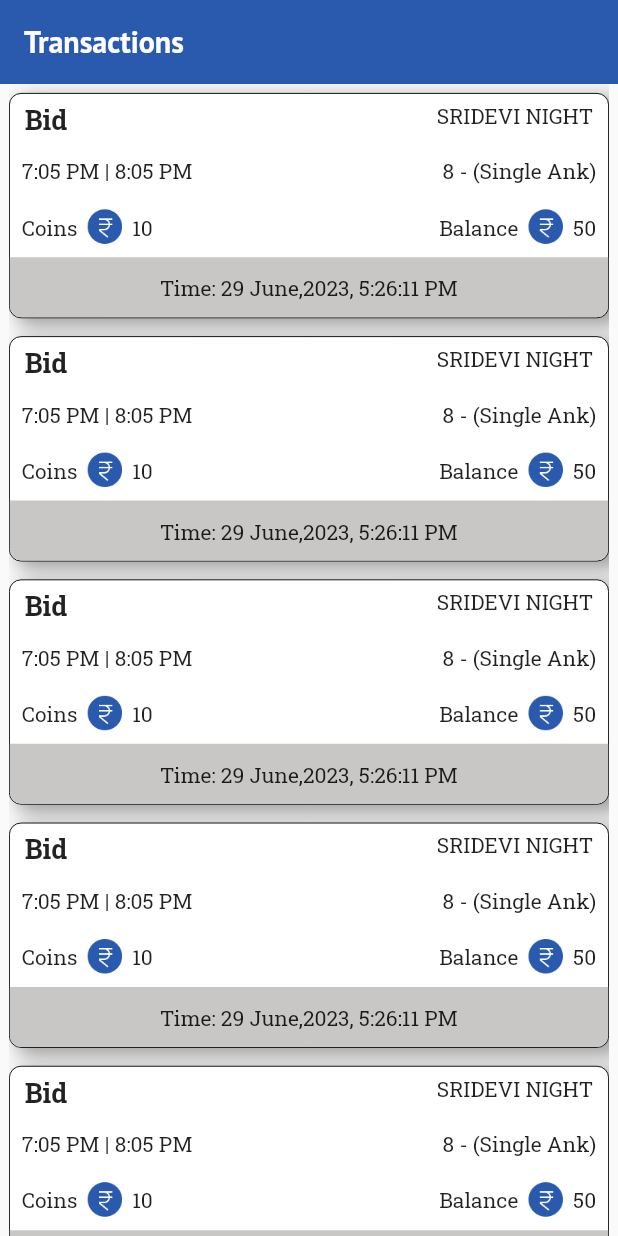
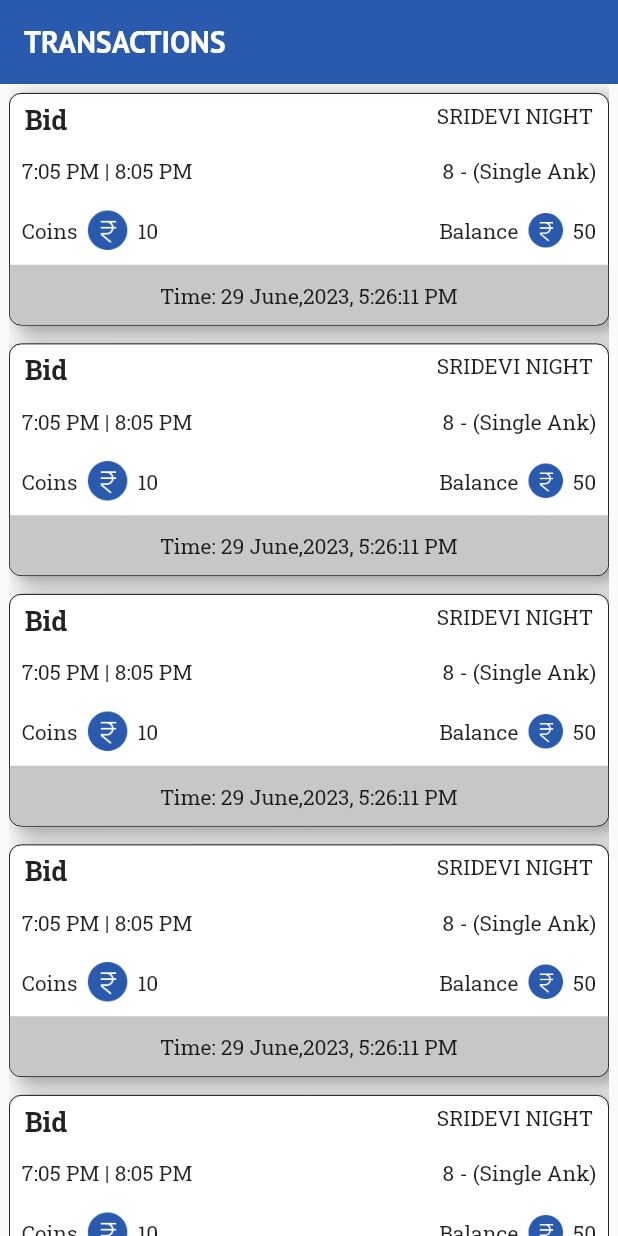
Before and after one commit to amalaviyapragetx/spl_live, a Flutter app: the TransactionPage screen opened by its route, on a phone screen of 412 x 824 dp. Run offline on Flutter 3.47's test engine with Material 2 defaults, Android fonts, the phone set to English and light mode, and no system bars; our stand-ins replace carousel_slider, connectivity_plus, device_info_plus, flutter_rating_bar, flutter_screenutil, flutter_svg and 6 more; missing offline and left inert: country_list_pick; accounts and stored records are empty; network calls fail; project files that could hold a hidden picture were left out.

Commit message:
My account page text and notification text

```diff
--- a/lib/localization/en_us/en_us_translations.dart
+++ b/lib/localization/en_us/en_us_translations.dart
@@ -240,4 +240,12 @@ final Map<String, String> enUs = {
   "TIMEBAZAAR": "Time Bazaar",
   "GAMEMODES_TEXT": "Game Modes",
   "MARKETTEXT": "Market Name",
+
+  // My Account
+  "BANK_TEXT": "Bank:",
+  "ACNAME_TEXT": "Acc Name:",
+  "ACNO_TEXT": "Acc No.:",
+  "IFSC_TEXT": "IFSC Code:",
+  "MESSAGE_TEXT": "Error Message",
+  "SNACKMSG_TEXT": "Please contact to admin for edit",
 };
--- a/lib/screens/More Details Screens/Notification Page/notification_details.dart
+++ b/lib/screens/More Details Screens/Notification Page/notification_details.dart
@@ -12,7 +12,7 @@ class NotificationDetailsPage extends StatelessWidget {
   @override
   Widget build(BuildContext context) {
     return Scaffold(
-      appBar: AppUtils().simpleAppbar(appBarTitle: "Notifications"),
+      appBar: AppUtils().simpleAppbar(appBarTitle: "NOTIFICATIONS".tr),
       body: Padding(
         padding: const EdgeInsets.all(8.0),
         child: Column(
--- a/lib/screens/More Details Screens/Starline Terms Page/starline_terms_page.dart
+++ b/lib/screens/More Details Screens/Starline Terms Page/starline_terms_page.dart
@@ -14,7 +14,7 @@ class StarlineTermsPage extends StatelessWidget {
   Widget build(BuildContext context) {
     return Scaffold(
       appBar:
-          AppUtils().simpleAppbar(appBarTitle: "Starline Terms & Conditions"),
+          AppUtils().simpleAppbar(appBarTitle: "STARLINETERMSANDCONDITIONS".tr),
       body: Padding(
         padding: EdgeInsets.all(Dimensions.r8),
         child: Column(
--- a/lib/screens/bottum_navigation_screens/spl_wallet.dart
+++ b/lib/screens/bottum_navigation_screens/spl_wallet.dart
@@ -48,8 +48,8 @@ class SPLWallet extends StatelessWidget {
                     )
                   ],
                 ),
-                const SizedBox(
-                  height: 20,
+                SizedBox(
+                  height: Dimensions.h20,
                 ),
                 Text(
                   "WALLET_TEXT".tr,
--- a/lib/screens/game_pages/game_pages.dart
+++ b/lib/screens/game_pages/game_pages.dart
@@ -223,7 +223,7 @@ class SingleAnkPage extends StatelessWidget {
   bottomNavigationBar(String totalAmount) {
     return SafeArea(
       child: Container(
-        height: 50,
+        height: Dimensions.h50,
         color: AppColors.appbarColor,
         child: Row(
           mainAxisAlignment: MainAxisAlignment.spaceBetween,
--- a/lib/screens/transaction_page/transaction.dart
+++ b/lib/screens/transaction_page/transaction.dart
@@ -1,4 +1,5 @@
 import 'package:flutter/material.dart';
+import 'package:get/get.dart';
 import 'package:spllive/helper_files/constant_image.dart';
 import 'package:spllive/helper_files/dimentions.dart';
 import 'package:spllive/helper_files/ui_utils.dart';
@@ -11,7 +12,7 @@ class TransactionPage extends StatelessWidget {
   @override
   Widget build(BuildContext context) {
     return Scaffold(
-      appBar: AppUtils().simpleAppbar(appBarTitle: "Transactions"),
+      appBar: AppUtils().simpleAppbar(appBarTitle: "TRANSACTIONS".tr),
       body: SafeArea(
         child: Padding(
           padding: EdgeInsets.symmetric(horizontal: Dimensions.h5),
@@ -87,8 +88,8 @@ class TransactionPage extends StatelessWidget {
                   ),
                   Image.asset(
                     ConstantImage.ruppeeBlueIcon,
-                    height: 25,
-                    width: 25,
+                    height: Dimensions.h25,
+                    width: Dimensions.w25,
                   ),
                   SizedBox(
                     width: Dimensions.w5,
```
Also changed, not shown: lib/screens/More Details Screens/My Account Page/myaccount_page.dart (+12 -5 lines), lib/screens/home_screen/utils/home_screen_utils.dart (+5 -5 lines).
